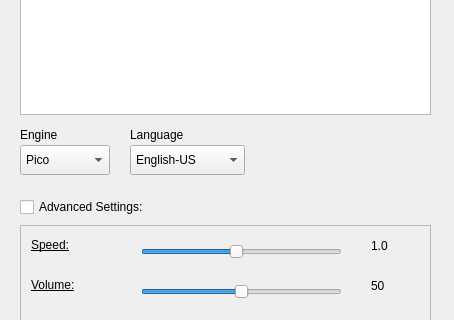
Shadowsith/qpicospeaker, file src/qpicospeaker.ui: the form before one commit; both pictures show x 0 to 454 and y 124 to 444 of the 454 by 546 pixel window.
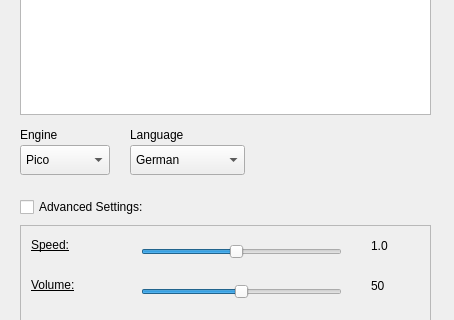
The form after the commit. Icons and pictures are not drawn.

Diff of the .ui file:
```diff
--- a/src/qpicospeaker.ui
+++ b/src/qpicospeaker.ui
@@ -47,7 +47,7 @@
      <bool>false</bool>
     </property>
     <property name="currentText">
-     <string>English-US</string>
+     <string>German</string>
     </property>
     <property name="currentIndex">
      <number>0</number>
@@ -55,6 +55,11 @@
     <property name="maxVisibleItems">
      <number>10</number>
     </property>
+    <item>
+     <property name="text">
+      <string>German</string>
+     </property>
+    </item>
     <item>
      <property name="text">
       <string>English-US</string>
```
Left out of the diff: 5 changed lines with no effect on the pictures.
